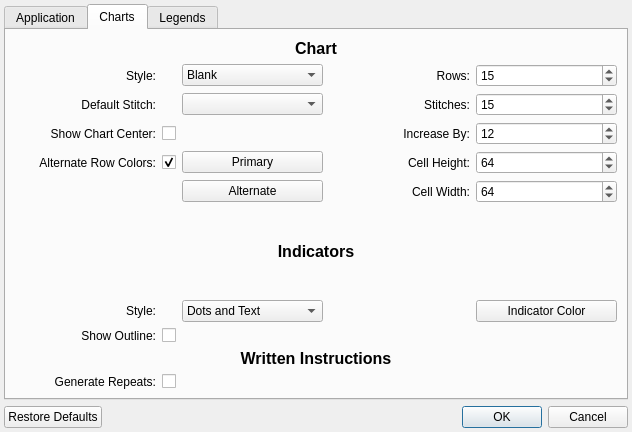
First picture: the form in src/settings.ui, repository iPenguin/CrochetCharts, before the edit.
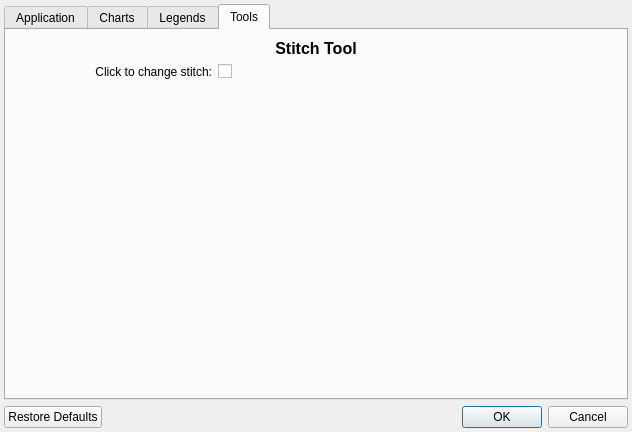
Second picture: the form after the edit.

Commit message: Merge, added option for stitch tool replace on click, layer bugfixes

What changed in the file:
```diff
--- a/src/settings.ui
+++ b/src/settings.ui
@@ -20,7 +20,7 @@
    <item row="0" column="0">
     <widget class="QTabWidget" name="tabWidget">
      <property name="currentIndex">
-      <number>1</number>
+      <number>3</number>
      </property>
      <widget class="QWidget" name="tab">
       <attribute name="title">
@@ -284,7 +284,7 @@
        <item row="16" column="0">
         <widget class="QLabel" name="label_22">
          <property name="text">
-          <string>Generate Repeats:</string>
+          <string>&amp;Generate Repeats:</string>
          </property>
          <property name="alignment">
           <set>Qt::AlignRight|Qt::AlignTrailing|Qt::AlignVCenter</set>
@@ -361,7 +361,7 @@
        <item row="13" column="0">
         <widget class="QLabel" name="label_28">
          <property name="text">
-          <string>Style:</string>
+          <string>St&amp;yle:</string>
          </property>
          <property name="alignment">
           <set>Qt::AlignRight|Qt::AlignTrailing|Qt::AlignVCenter</set>
@@ -507,7 +507,7 @@
        <item row="5" column="3">
         <widget class="QLabel" name="label_10">
          <property name="text">
-          <string>Increase By:</string>
+          <string>I&amp;ncrease By:</string>
          </property>
          <property name="alignment">
           <set>Qt::AlignRight|Qt::AlignTrailing|Qt::AlignVCenter</set>
@@ -849,8 +849,58 @@
          </property>
         </widget>
        </item>
-       <item row="4" column="4">
-        <widget class="QCheckBox" name="showStitchDescription">
+       <item row="0" column="0" colspan="6">
+        <widget class="QLabel" name="label_20">
+         <property name="sizePolicy">
+          <sizepolicy hsizetype="Preferred" vsizetype="Fixed">
+           <horstretch>0</horstretch>
+           <verstretch>0</verstretch>
+          </sizepolicy>
+         </property>
+         <property name="text">
+          <string>&lt;!DOCTYPE HTML PUBLIC &quot;-//W3C//DTD HTML 4.0//EN&quot; &quot;http://www.w3.org/TR/REC-html40/strict.dtd&quot;&gt;
+&lt;html&gt;&lt;head&gt;&lt;meta name=&quot;qrichtext&quot; content=&quot;1&quot; /&gt;&lt;style type=&quot;text/css&quot;&gt;
+p, li { white-space: pre-wrap; }
+&lt;/style&gt;&lt;/head&gt;&lt;body style=&quot; font-family:'Ubuntu'; font-size:10pt; font-weight:400; font-style:normal;&quot;&gt;
+&lt;p align=&quot;center&quot; style=&quot; margin-top:0px; margin-bottom:0px; margin-left:0px; margin-right:0px; -qt-block-indent:0; text-indent:0px;&quot;&gt;&lt;span style=&quot; font-size:12pt; font-weight:600;&quot;&gt;Stitch Legend&lt;/span&gt;&lt;/p&gt;&lt;/body&gt;&lt;/html&gt;</string>
+         </property>
+        </widget>
+       </item>
+      </layout>
+     </widget>
+     <widget class="QWidget" name="tab_3">
+      <attribute name="title">
+       <string>Tools</string>
+      </attribute>
+      <layout class="QGridLayout" name="gridLayout_5">
+       <item row="5" column="0">
+        <spacer name="verticalSpacer_2">
+         <property name="orientation">
+          <enum>Qt::Vertical</enum>
+         </property>
+         <property name="sizeHint" stdset="0">
+          <size>
+           <width>20</width>
+           <height>40</height>
+          </size>
+         </property>
+        </spacer>
+       </item>
+       <item row="3" column="0">
+        <widget class="QLabel" name="label_32">
+         <property name="text">
+          <string>Click to change stitch:</string>
+         </property>
+         <property name="alignment">
+          <set>Qt::AlignRight|Qt::AlignTrailing|Qt::AlignVCenter</set>
+         </property>
+         <property name="buddy">
+          <cstring>showStitchTitle</cstring>
+         </property>
+        </widget>
+       </item>
+       <item row="3" column="1">
+        <widget class="QCheckBox" name="replaceStitchWithPress">
          <property name="sizePolicy">
           <sizepolicy hsizetype="Minimum" vsizetype="Fixed">
            <horstretch>0</horstretch>
@@ -862,6 +912,23 @@
          </property>
         </widget>
        </item>
+       <item row="2" column="0" colspan="3">
+        <widget class="QLabel" name="label_31">
+         <property name="sizePolicy">
+          <sizepolicy hsizetype="Preferred" vsizetype="Fixed">
+           <horstretch>0</horstretch>
+           <verstretch>0</verstretch>
+          </sizepolicy>
+         </property>
+         <property name="text">
+          <string>&lt;!DOCTYPE HTML PUBLIC &quot;-//W3C//DTD HTML 4.0//EN&quot; &quot;http://www.w3.org/TR/REC-html40/strict.dtd&quot;&gt;
+&lt;html&gt;&lt;head&gt;&lt;meta name=&quot;qrichtext&quot; content=&quot;1&quot; /&gt;&lt;style type=&quot;text/css&quot;&gt;
+p, li { white-space: pre-wrap; }
+&lt;/style&gt;&lt;/head&gt;&lt;body style=&quot; font-family:'Sans Serif'; font-size:9pt; font-weight:400; font-style:normal;&quot;&gt;
+&lt;p align=&quot;center&quot; style=&quot; margin-top:0px; margin-bottom:0px; margin-left:0px; margin-right:0px; -qt-block-indent:0; text-indent:0px;&quot;&gt;&lt;span style=&quot; font-family:'Ubuntu'; font-size:12pt; font-weight:600;&quot;&gt;Stitch Tool&lt;/span&gt;&lt;/p&gt;&lt;/body&gt;&lt;/html&gt;</string>
+         </property>
+        </widget>
+       </item>
       </layout>
      </widget>
     </widget>
```
Left out of the diff: 139 changed lines with no effect on the pictures. The commit also changes 12 other files.
